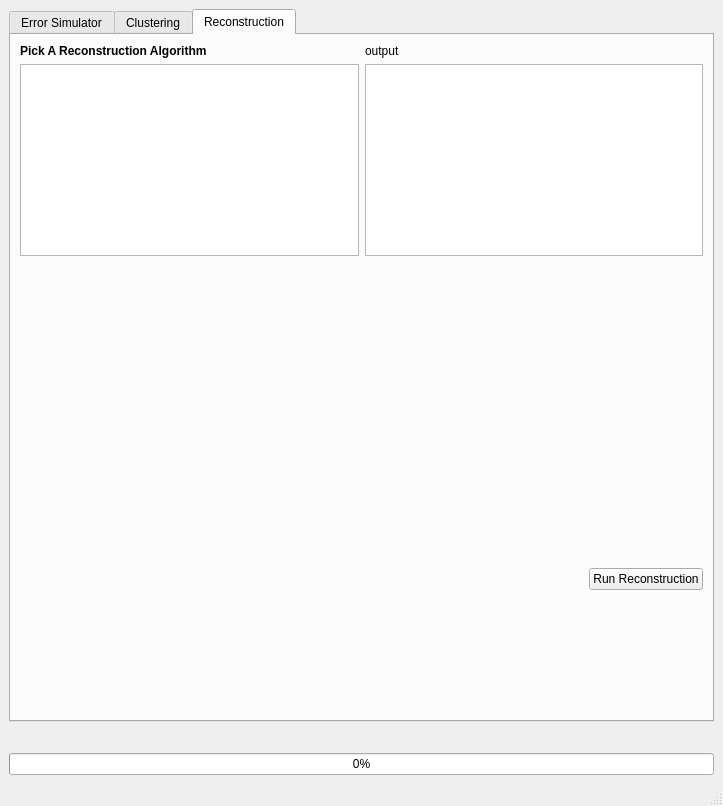
First picture: the form in dnaSimulator/dnaSimulator2.ui, repository oyerush/DNASimulator, before the edit.
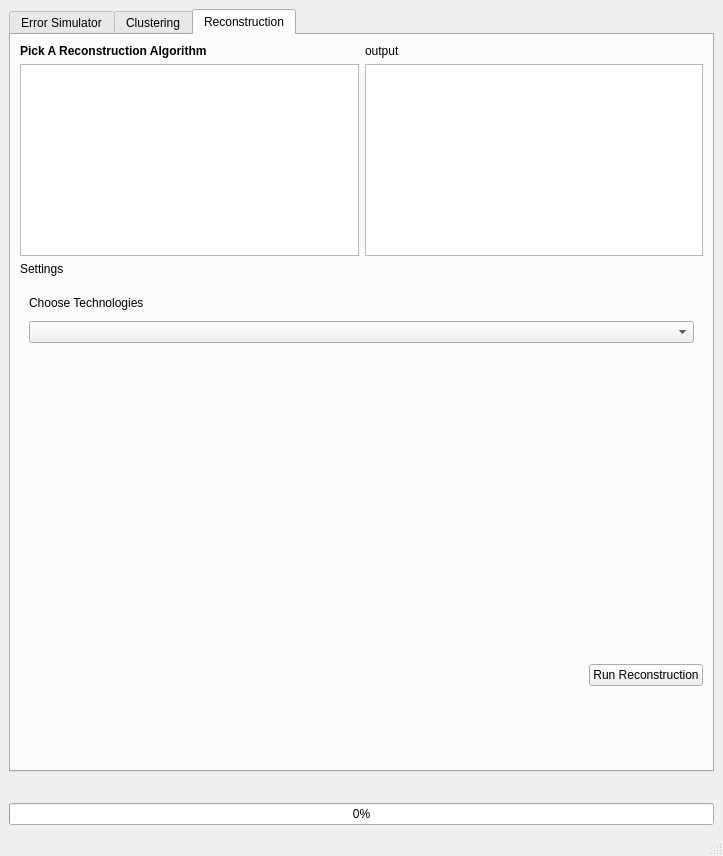
Second picture: the form after the edit. The open tabs and pages were chosen to show the change. Custom widgets are drawn as their Qt base class.

Commit message: added a comment with the changes need to be done to write the evyat.txt after clustering. Also added a combo box to pick the technology for reconstruction

What changed in the file:
```diff
--- a/dnaSimulator/dnaSimulator2.ui
+++ b/dnaSimulator/dnaSimulator2.ui
@@ -7,7 +7,7 @@
     <x>0</x>
     <y>0</y>
     <width>723</width>
-    <height>806</height>
+    <height>856</height>
    </rect>
   </property>
   <property name="sizePolicy">
@@ -1300,6 +1300,45 @@
             </item>
            </layout>
           </item>
+          <item>
+           <layout class="QVBoxLayout" name="reconstruction_settings_verticalLayout">
+            <item>
+             <widget class="QLabel" name="reconstruction_settings_label">
+              <property name="text">
+               <string>Settings</string>
+              </property>
+             </widget>
+            </item>
+            <item>
+             <widget class="QStackedWidget" name="stackedWidget_2">
+              <property name="minimumSize">
+               <size>
+                <width>0</width>
+                <height>70</height>
+               </size>
+              </property>
+              <widget class="QWidget" name="reconstruction_settings_horizontalWidget">
+               <layout class="QHBoxLayout" name="horizontalLayout_3">
+                <item>
+                 <layout class="QVBoxLayout" name="reconstruction_settings_inner_verticalLayout_2">
+                  <item>
+                   <widget class="QLabel" name="reconstruction_chosen_technologies_label">
+                    <property name="text">
+                     <string>Choose Technologies</string>
+                    </property>
+                   </widget>
+                  </item>
+                  <item>
+                   <widget class="QComboBox" name="reconstrcution_technology_comboBox"/>
+                  </item>
+                 </layout>
+                </item>
+               </layout>
+              </widget>
+             </widget>
+            </item>
+           </layout>
+          </item>
           <item>
            <layout class="QVBoxLayout" name="histo_img_verticalLayout">
             <item>
```
Left out of the diff: 11 changed lines with no effect on the pictures. The commit also changes 3 other files.
